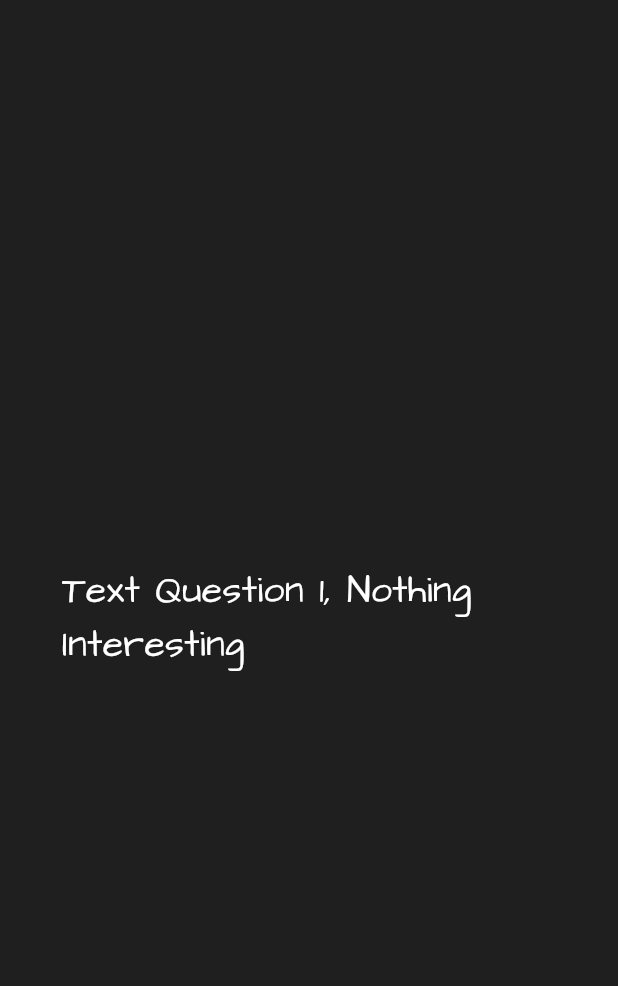
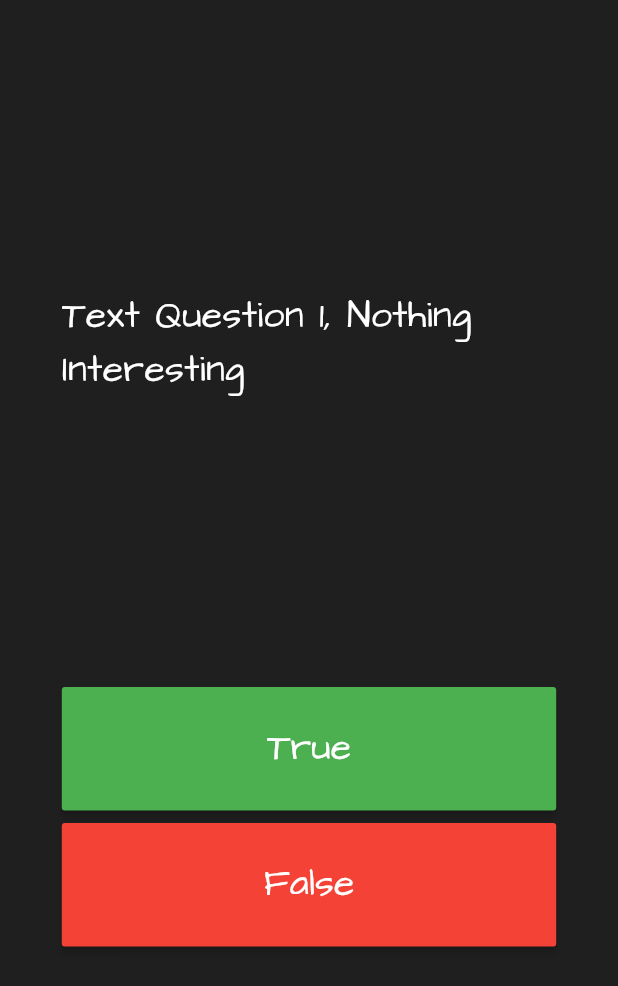
Before and after one commit to Prathamesh-1011/Frivia-App, a Flutter app: the screen it shows after launch, on a phone screen of 412 x 824 dp. Shown: the top 986 px of the screen. Run offline on Flutter 3.47's test engine with Material 3 defaults, Android fonts, the phone set to English and light mode, and no system bars.

Commit message:
Adding Material buttons

```diff
--- a/lib/pages/game_page.dart
+++ b/lib/pages/game_page.dart
@@ -30,6 +30,15 @@ class GamePage extends StatelessWidget {
       crossAxisAlignment: CrossAxisAlignment.center,
       children: [
         _questionText(),
+        Column(
+          children: [
+            _trueButton(),
+            SizedBox(
+              height: _deviceHeight! * 0.01,
+            ),
+            _falseButton(),
+          ],
+        ),
       ],
     );
   }
@@ -44,4 +53,36 @@ class GamePage extends StatelessWidget {
       ),
     );
   }
+
+  Widget _trueButton() {
+    return MaterialButton(
+      onPressed: () {},
+      color: Colors.green,
+      minWidth: _deviceWidth! * 0.80,
+      height: _deviceHeight! * 0.10,
+      child: const Text(
+        "True",
+        style: TextStyle(
+          color: Colors.white,
+          fontSize: 25,
+        ),
+      ),
+    );
+  }
+
+  Widget _falseButton() {
+    return MaterialButton(
+      onPressed: () {},
+      color: Colors.red,
+      minWidth: _deviceWidth! * 0.80,
+      height: _deviceHeight! * 0.10,
+      child: const Text(
+        "False",
+        style: TextStyle(
+          color: Colors.white,
+          fontSize: 25,
+        ),
+      ),
+    );
+  }
 }
```
